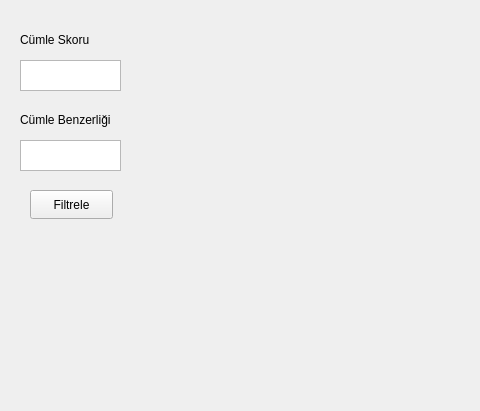
MuhammetErenGur/text-summarizer, file plot.ui: the form before one commit; both pictures show x 0 to 480 and y 0 to 411 of the 800 by 600 pixel window.
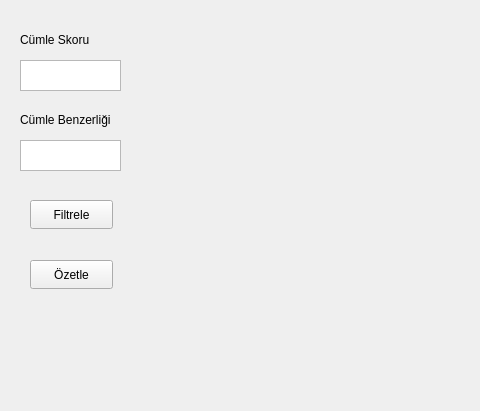
The form after the commit.

The edit to the form file:
```diff
--- a/plot.ui
+++ b/plot.ui
@@ -20,7 +20,7 @@
       <x>10</x>
       <y>20</y>
       <width>131</width>
-      <height>221</height>
+      <height>291</height>
      </rect>
     </property>
     <widget class="QPlainTextEdit" name="plainTextEdit">
@@ -63,7 +63,7 @@
      <property name="geometry">
       <rect>
        <x>20</x>
-       <y>170</y>
+       <y>180</y>
        <width>83</width>
        <height>29</height>
       </rect>
@@ -82,6 +82,19 @@
       </rect>
      </property>
     </widget>
+    <widget class="QPushButton" name="pushButton_2">
+     <property name="geometry">
+      <rect>
+       <x>20</x>
+       <y>240</y>
+       <width>83</width>
+       <height>29</height>
+      </rect>
+     </property>
+     <property name="text">
+      <string>Özetle</string>
+     </property>
+    </widget>
    </widget>
    <widget class="QWidget" name="widget_2" native="true">
     <property name="geometry">
```
